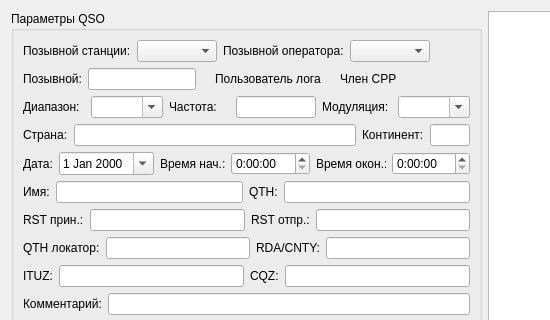
Old version of the form qsoedit.ui in the repository qsosu/logger; both pictures show x 0 to 550 and y 0 to 320 of the 924 by 430 pixel window.
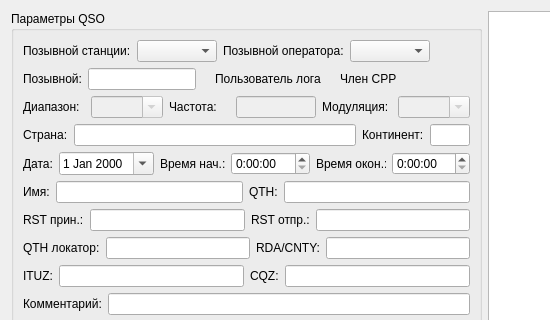
New version of the form. Icons and pictures are not drawn.

```diff
--- a/qsoedit.ui
+++ b/qsoedit.ui
@@ -391,6 +391,9 @@
         </item>
         <item>
          <widget class="QComboBox" name="bandCombo">
+          <property name="enabled">
+           <bool>false</bool>
+          </property>
           <property name="editable">
            <bool>true</bool>
           </property>
@@ -408,6 +411,9 @@
         </item>
         <item>
          <widget class="QLineEdit" name="feqLine">
+          <property name="enabled">
+           <bool>false</bool>
+          </property>
           <property name="maximumSize">
            <size>
             <width>80</width>
@@ -425,6 +431,9 @@
         </item>
         <item>
          <widget class="QComboBox" name="modeCombo">
+          <property name="enabled">
+           <bool>false</bool>
+          </property>
           <property name="editable">
            <bool>true</bool>
           </property>
```
